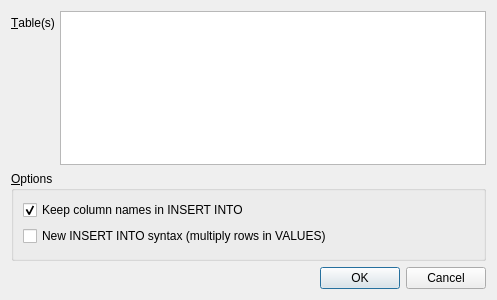
First picture: the form in src/ExportSqlDialog.ui, repository sqlitebrowser/sqlitebrowser, before the edit.
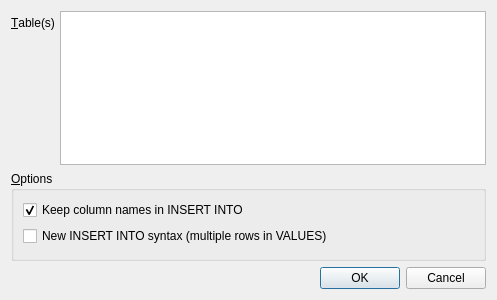
Second picture: the form after the edit.

Commit message: Typo fix - "multiply" -> "multiple"

Patch:
```diff
--- a/src/ExportSqlDialog.ui
+++ b/src/ExportSqlDialog.ui
@@ -68,7 +68,7 @@
         <item row="1" column="0">
          <widget class="QCheckBox" name="checkMultiply">
           <property name="text">
-           <string>New INSERT INTO syntax (multiply rows in VALUES)</string>
+           <string>New INSERT INTO syntax (multiple rows in VALUES)</string>
           </property>
          </widget>
         </item>
```
Left out of the diff: 2 changed lines with no effect on the pictures. The commit also changes 1 other file.
